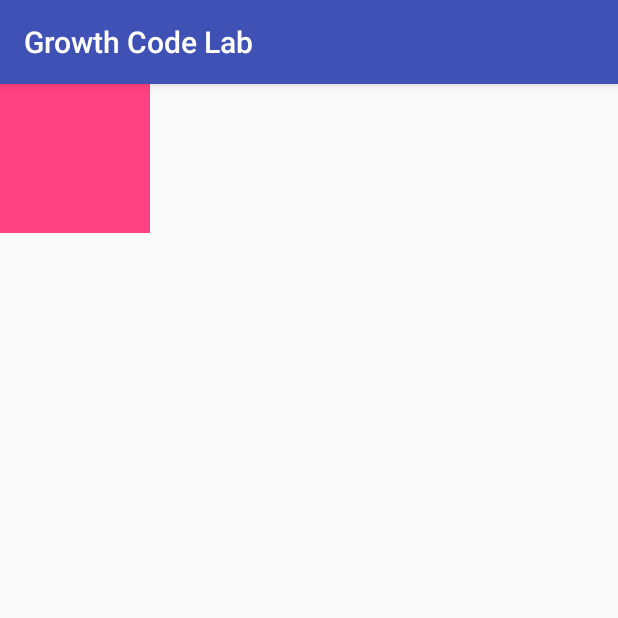
After one commit to xiaoRoy/GrowthCodeLab, an Android app: the MeasurementActivity screen opened directly, with no data from a screen before it, on a phone screen of 412 x 824 dp, the top half of it. The commit adds this screen. Run offline under Robolectric (Android 15) with nearby library versions, the phone set to English and light mode, and no system bars.

Commit message:
Finished fixed ratio view.

```diff
--- a/app/src/main/AndroidManifest.xml
+++ b/app/src/main/AndroidManifest.xml
@@ -23,6 +23,7 @@
                   android:theme="@style/NoActionBar"
             />
         <activity android:name=".activity.RecyclerActivity"/>
+        <activity android:name=".activity.MeasurementActivity"/>
     </application>
 
 </manifest>
--- a/app/src/main/java/com/learn/growthcodelab/MainActivity.java
+++ b/app/src/main/java/com/learn/growthcodelab/MainActivity.java
@@ -6,6 +6,7 @@ import android.view.View;
 
 import com.learn.growthcodelab.activity.DataBindingActivity;
 import com.learn.growthcodelab.activity.FitSystemWindowActivity;
+import com.learn.growthcodelab.activity.MeasurementActivity;
 import com.learn.growthcodelab.activity.WebViewActivity;
 import com.learn.growthcodelab.activity.RecyclerActivity;
 
@@ -19,6 +20,7 @@ public class MainActivity extends AppCompatActivity implements View.OnClickListe
         findViewById(R.id.btn_main_fit_system_window).setOnClickListener(this);
         findViewById(R.id.btn_main_web_view).setOnClickListener(this);
         findViewById(R.id.btn_main_recycler).setOnClickListener(this);
+        findViewById(R.id.btn_main_measurement).setOnClickListener(this);
     }
 
     @Override
@@ -36,6 +38,9 @@ public class MainActivity extends AppCompatActivity implements View.OnClickListe
             case R.id.btn_main_recycler:
                 RecyclerActivity.start(this);
                 break;
+            case R.id.btn_main_measurement:
+                MeasurementActivity.start(this);
+                break;
         }
     }
 }
--- /dev/null
+++ b/app/src/main/java/com/learn/growthcodelab/activity/MeasurementActivity.java
@@ -0,0 +1,21 @@
+package com.learn.growthcodelab.activity;
+
+import android.content.Context;
+import android.content.Intent;
+import android.os.Bundle;
+import android.support.annotation.Nullable;
+
+import com.learn.growthcodelab.R;
+
+public class MeasurementActivity extends BaseActivity {
+
+    public static void start(Context context){
+        context.startActivity(new Intent(context, MeasurementActivity.class));
+    }
+
+    @Override
+    protected void onCreate(@Nullable Bundle savedInstanceState) {
+        super.onCreate(savedInstanceState);
+        setContentView(R.layout.activity_measurement);
+    }
+}
--- /dev/null
+++ b/app/src/main/java/com/learn/growthcodelab/view/FixedRatioView.java
@@ -0,0 +1,54 @@
+package com.learn.growthcodelab.view;
+
+import android.content.Context;
+import android.support.annotation.Nullable;
+import android.util.AttributeSet;
+import android.view.View;
+
+import com.learn.growthcodelab.R;
+
+
+public class FixedRatioView extends View {
+    public FixedRatioView(Context context) {
+        super(context);
+    }
+
+    public FixedRatioView(Context context, @Nullable AttributeSet attrs) {
+        super(context, attrs);
+    }
+
+    public FixedRatioView(Context context, @Nullable AttributeSet attrs, int defStyleAttr) {
+        super(context, attrs, defStyleAttr);
+    }
+
+    @Override
+    protected void onMeasure(int widthMeasureSpec, int heightMeasureSpec) {
+        super.onMeasure(widthMeasureSpec, heightMeasureSpec);
+        int width = resolveSize(widthMeasureSpec);
+        int height = resolveSize(heightMeasureSpec);
+        if(width > height){
+            height = ((int) (width / 2.0f + 0.5f));
+        } else if(height > width) {
+            width = ((int) (height / 2.0f + 0.5f));
+        }
+        setMeasuredDimension(resolveSizeAndState(width, widthMeasureSpec, 0),
+                                resolveSizeAndState(height, heightMeasureSpec, 0));
+    }
+
+    private int resolveSize(int measureSpec){
+        int mode = MeasureSpec.getMode(measureSpec);
+        int size = MeasureSpec.getSize(measureSpec);
+        int resultSize;
+        switch (mode){
+            case MeasureSpec.AT_MOST:
+                resultSize = getResources().getDimensionPixelSize(R.dimen.d_fixed_ratio_default_size);
+                break;
+            case MeasureSpec.EXACTLY:
+            case MeasureSpec.UNSPECIFIED:
+            default:
+                resultSize = size;
+                break;
+        }
+        return resultSize;
+    }
+}
--- /dev/null
+++ b/app/src/main/res/layout/activity_measurement.xml
@@ -0,0 +1,14 @@
+<?xml version="1.0" encoding="utf-8"?>
+<LinearLayout
+    xmlns:android="http://schemas.android.com/apk/res/android"
+    android:layout_width="match_parent"
+    android:layout_height="match_parent"
+    android:orientation="vertical"
+    >
+    <com.learn.growthcodelab.view.FixedRatioView
+        android:layout_width="100dp"
+        android:layout_height="99dp"
+        android:background="@color/colorAccent"
+        />
+
+</LinearLayout>
--- a/app/src/main/res/values/dimens.xml
+++ b/app/src/main/res/values/dimens.xml
@@ -2,4 +2,5 @@
 <resources>
     <dimen name="d_text_item_height">48dp</dimen>
     <dimen name="d_divider_height">1dp</dimen>
+    <dimen name="d_fixed_ratio_default_size">50dp</dimen>
 </resources>
--- a/app/src/main/res/values/strings.xml
+++ b/app/src/main/res/values/strings.xml
@@ -6,6 +6,7 @@
     <string name="s_web_view">WebView</string>
     <string name="s_fit_system_window_tool_bar_title">Fit System Window</string>
     <string name="s_recycler">Recycler</string>
+    <string name="s_measurement">Measurement</string>
 
     <string name="s_add_new_note">Add New Note</string>
 
```
Also changed, not shown: app/src/main/res/layout/activity_main.xml (+7 -0 lines).
